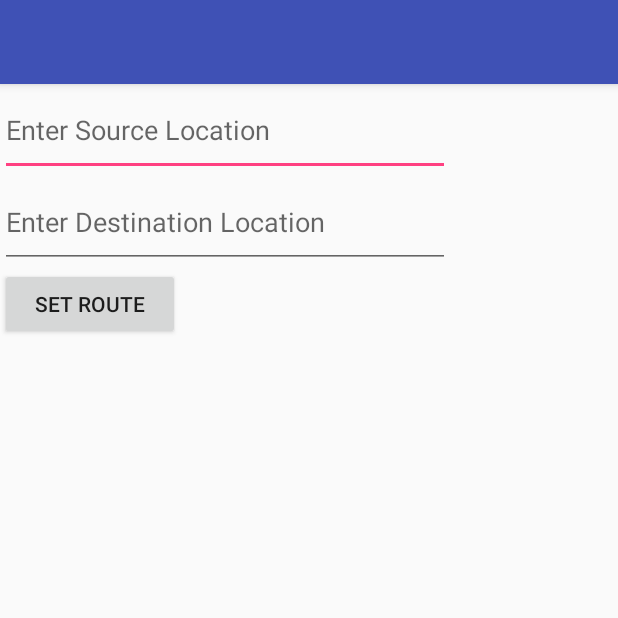
After one commit to buttersnipps/EarlyBird, an Android app: the RouteActivity screen opened directly, with no data from a screen before it, on a phone screen of 412 x 824 dp, the top half of it. The commit adds this screen. Run offline under Robolectric (Android 15) with nearby library versions, the phone set to English and light mode, and no system bars.

Commit message:
updated directions api

```diff
--- a/EarlyBird/app/src/main/AndroidManifest.xml
+++ b/EarlyBird/app/src/main/AndroidManifest.xml
@@ -8,7 +8,6 @@
          location permissions for the 'MyLocation' functionality.
     -->
     <uses-permission android:name="android.permission.ACCESS_FINE_LOCATION" />
-
 
     <application
         android:allowBackup="true"
@@ -42,7 +41,10 @@
         <!-- <activity android:name=".MainActivity"></activity> -->
 
         <receiver android:name=".Alarm_Manager" />
-        <service android:name="Ringtoneservice"/>
+
+        <service android:name=".Ringtoneservice" />
+
+        <activity android:name=".RouteActivity"></activity>
     </application>
 
 </manifest>
--- /dev/null
+++ b/EarlyBird/app/src/main/java/com/example/soutrikbarua/earlybird/RouteActivity.java
@@ -0,0 +1,59 @@
+package com.example.soutrikbarua.earlybird;
+
+import android.net.Uri;
+import android.support.v7.app.AppCompatActivity;
+import android.os.Bundle;
+import android.widget.AutoCompleteTextView;
+
+import java.io.UnsupportedEncodingException;
+import java.net.URL;
+import java.util.List;
+
+
+public class RouteActivity extends AppCompatActivity implements RouteFinderListener{
+    Uri my_request;
+    AutoCompleteTextView source;
+    AutoCompleteTextView dest;
+    String my_source;
+    String my_dest;
+
+    @Override
+    protected void onCreate(Bundle savedInstanceState) {
+        super.onCreate(savedInstanceState);
+        setContentView(R.layout.activity_route);
+
+         source = (AutoCompleteTextView)findViewById(R.id.source_text);
+         dest = (AutoCompleteTextView)findViewById(R.id.destination_text);
+
+
+
+
+
+         my_request = Uri.parse("https://maps.googleapis.com/maps/api/directions/json?origin="+ my_source+
+                "&destination="+my_dest+"&key=AIzaSyCb14xML7qnQ4AXGQ5ymUzgQwSmvcGa3IE");
+
+
+
+    }
+
+    private void sendRequest(){
+        my_source = source.getText().toString();
+        my_dest = dest.getText().toString();
+        try {
+            new RouteFinder(this, my_source, my_dest).execute();
+        } catch (UnsupportedEncodingException e) {
+            e.printStackTrace();
+        }
+    }
+
+
+    @Override
+    public void onDirectionFinderStart() {
+
+    }
+
+    @Override
+    public void onDirectionFinderSuccess(List<Route> route) {
+
+    }
+}
--- /dev/null
+++ b/EarlyBird/app/src/main/java/com/example/soutrikbarua/earlybird/RouteFinderListener.java
@@ -0,0 +1,13 @@
+package com.example.soutrikbarua.earlybird;
+
+import java.util.List;
+
+/**
+ * Created by soutrikbarua on 2017-03-31.
+ */
+
+public interface RouteFinderListener {
+    void onDirectionFinderStart();
+    void onDirectionFinderSuccess(List<Route> route);
+
+}
--- /dev/null
+++ b/EarlyBird/app/src/main/res/layout/activity_route.xml
@@ -0,0 +1,34 @@
+<?xml version="1.0" encoding="utf-8"?>
+<LinearLayout xmlns:android="http://schemas.android.com/apk/res/android"
+    android:layout_width="match_parent"
+    android:layout_height="match_parent"
+    xmlns:tools="http://schemas.android.com/tools"
+    android:orientation="vertical"
+    tools:layout_editor_absoluteY="8dp"
+    tools:layout_editor_absoluteX="8dp">
+        <android.support.v7.widget.Toolbar
+            android:id="@+id/mytoolbar"
+            android:layout_width="match_parent"
+            android:layout_height="wrap_content"
+            android:background="@color/colorPrimary"
+            android:elevation="4dp">
+        </android.support.v7.widget.Toolbar>
+
+        <AutoCompleteTextView
+            android:id="@+id/source_text"
+            android:layout_width="300dp"
+            android:layout_height="61dp"
+            android:hint="Enter Source Location" />
+        <AutoCompleteTextView
+            android:id="@+id/destination_text"
+            android:layout_width="300dp"
+            android:layout_height="61dp"
+            android:hint="Enter Destination Location"/>
+
+        <Button
+            android:id="@+id/button2"
+            android:layout_width="120dp"
+            android:layout_height="wrap_content"
+            android:text="Set Route" />
+
+    </LinearLayout>
--- a/EarlyBird/app/src/main/res/layout/alarm_layout.xml
+++ b/EarlyBird/app/src/main/res/layout/alarm_layout.xml
@@ -29,5 +29,11 @@
         android:layout_width="100dp"
         android:layout_height="wrap_content"
         android:text="Set Alarm" />
+    <Button
+        android:id="@+id/setRoute"
+        android:layout_width="100dp"
+        android:layout_height="wrap_content"
+        android:text="Set Route" />
+
 
 </LinearLayout>
```
Also changed, not shown: EarlyBird/app/src/main/java/com/example/soutrikbarua/earlybird/Distance.java (added, +15 -0 lines), EarlyBird/app/src/main/java/com/example/soutrikbarua/earlybird/Duration.java (added, +15 -0 lines), EarlyBird/app/src/main/java/com/example/soutrikbarua/earlybird/MainActivity.java (+12 -0 lines), EarlyBird/app/src/main/java/com/example/soutrikbarua/earlybird/Route.java (added, +22 -0 lines), EarlyBird/app/src/main/java/com/example/soutrikbarua/earlybird/RouteFinder.java (added, +44 -0 lines), 11 other files.
